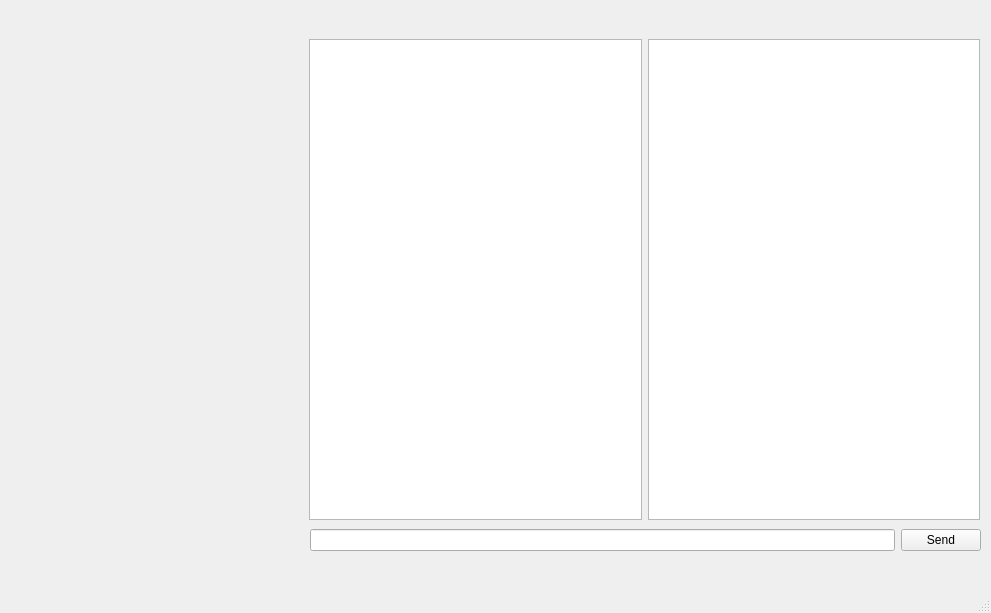
Above: mainpage.ui from AP-projects-4001/yek-payam-daram before the change. Below: the same form after it.
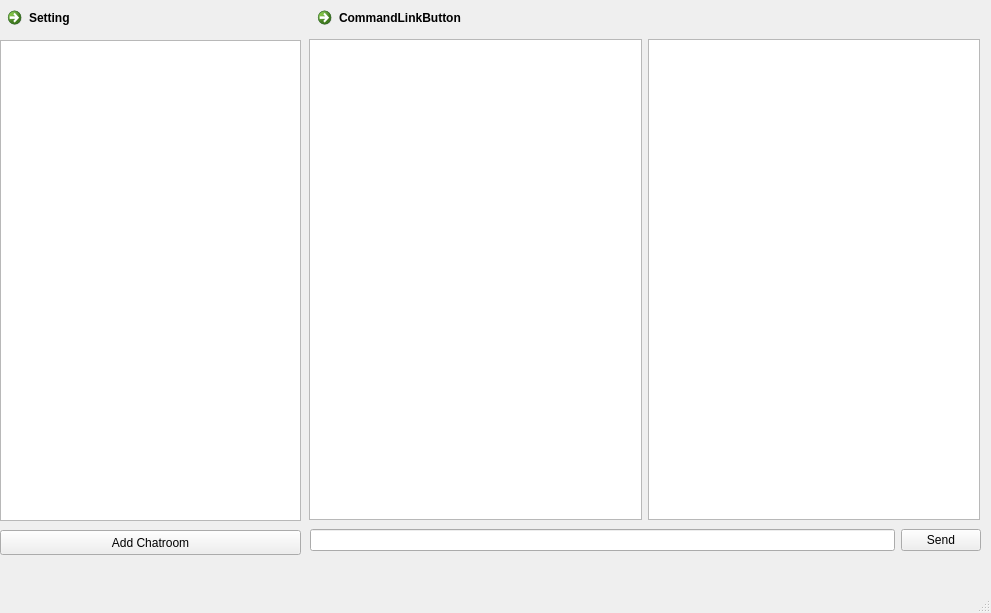
That is the form after the change.

Commit message: create user setting, fix bug

Patch:
```diff
--- a/mainpage.ui
+++ b/mainpage.ui
@@ -18,12 +18,16 @@
     <property name="geometry">
      <rect>
       <x>0</x>
-      <y>0</y>
-      <width>311</width>
-      <height>561</height>
+      <y>40</y>
+      <width>301</width>
+      <height>481</height>
      </rect>
     </property>
-    <layout class="QVBoxLayout" name="chatroomlistLayout"/>
+    <layout class="QVBoxLayout" name="chatroomsLayout">
+     <item>
+      <widget class="QListWidget" name="Chatrooms_listwidget"/>
+     </item>
+    </layout>
    </widget>
    <widget class="QWidget" name="horizontalLayoutWidget">
     <property name="geometry">
@@ -71,10 +75,47 @@
       <x>310</x>
       <y>0</y>
       <width>671</width>
+      <height>40</height>
+     </rect>
+    </property>
+    <layout class="QHBoxLayout" name="horizontalLayout_3">
+     <item>
+      <widget class="QCommandLinkButton" name="profileLinkButton">
+       <property name="text">
+        <string>CommandLinkButton</string>
+       </property>
+      </widget>
+     </item>
+    </layout>
+   </widget>
+   <widget class="QPushButton" name="AddChatroomButton">
+    <property name="geometry">
+     <rect>
+      <x>0</x>
+      <y>530</y>
+      <width>301</width>
+      <height>25</height>
+     </rect>
+    </property>
+    <property name="text">
+     <string>Add Chatroom</string>
+    </property>
+   </widget>
+   <widget class="QCommandLinkButton" name="settingButton">
+    <property name="geometry">
+     <rect>
+      <x>0</x>
+      <y>0</y>
+      <width>301</width>
       <height>41</height>
      </rect>
     </property>
-    <layout class="QHBoxLayout" name="horizontalLayout_3"/>
+    <property name="contextMenuPolicy">
+     <enum>Qt::DefaultContextMenu</enum>
+    </property>
+    <property name="text">
+     <string>Setting</string>
+    </property>
    </widget>
   </widget>
   <widget class="QMenuBar" name="menubar">
```
Left out of the diff: 4 changed lines with no effect on the pictures. The commit also changes 29 other files.
